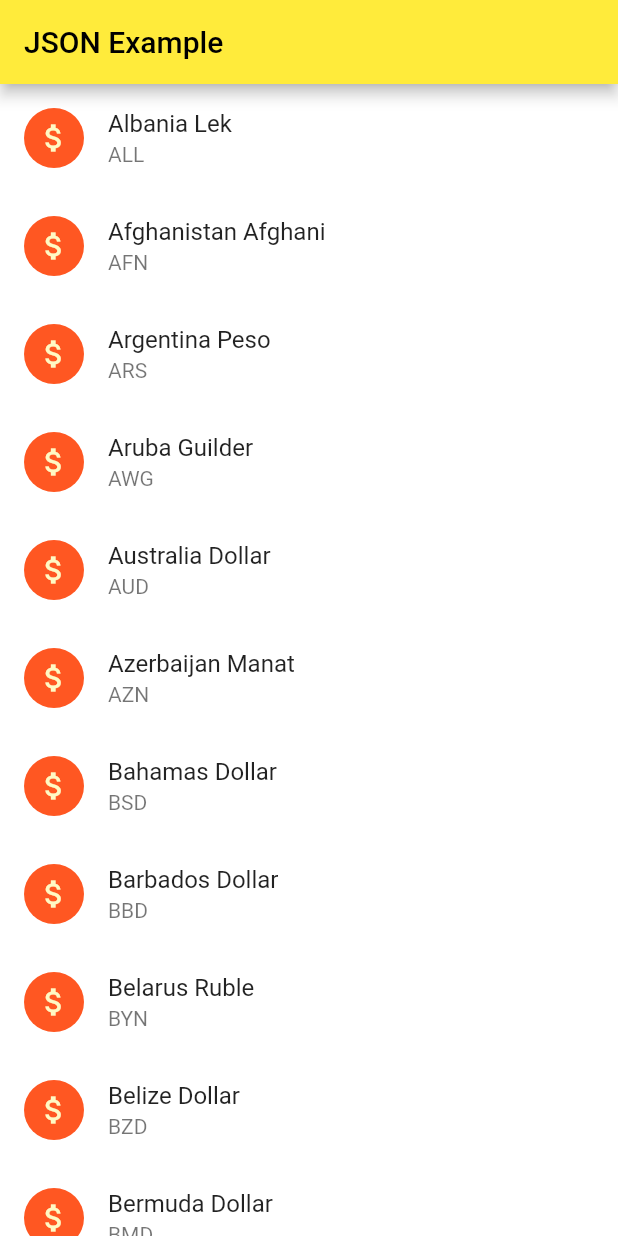
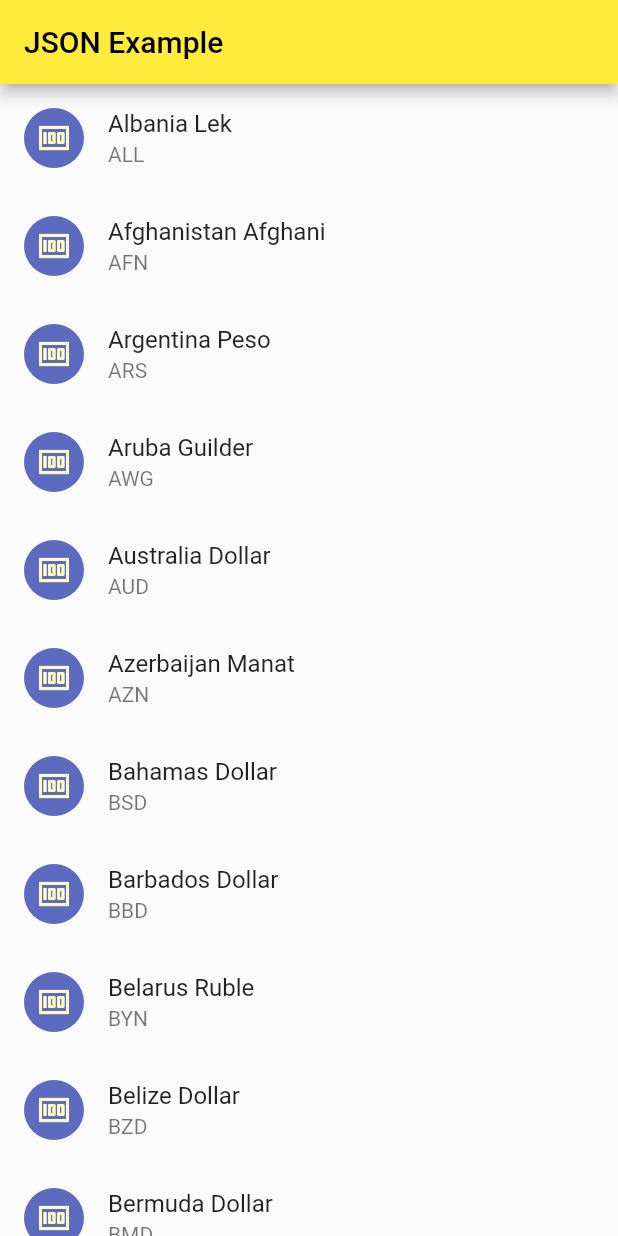
Before and after one commit to sunaarun/local-json-app, a Flutter app: the screen it shows after launch, on a phone screen of 412 x 824 dp. Run offline on Flutter 3.47's test engine with Material 2 defaults, Android fonts, the phone set to English and light mode, and no system bars.

Commit message:
Update json_page.dart

```diff
--- a/lib/json_page.dart
+++ b/lib/json_page.dart
@@ -1,49 +1,43 @@
 import 'dart:convert';
-
 import 'package:flutter/material.dart';
 
-class jsonPage extends StatefulWidget {
-  @override
-  _jsonPageState createState() => _jsonPageState();
-}
-
-class _jsonPageState extends State<jsonPage> {
+class jsonPage extends StatelessWidget {
 
   @override
   Widget build(BuildContext context) {
     return Scaffold(
-      backgroundColor: Colors.white,
       appBar: AppBar(title: Text('JSON Example'),),
-      body: FutureBuilder(
-        future: DefaultAssetBundle.of(context).loadString("assets/currency.json"),
+      body:FutureBuilder(
+        future: DefaultAssetBundle.of(context).loadString('assets/currency.json') ,
         builder: (context, snapshot){
              if(snapshot.hasError)
                {
-              return Center(child :Text("Something went wrong"));
+                 return Center(
+                   child: Text('Something went wrong'),
+                 );
                }
-          else if(snapshot.hasData){
-            var showData= json.decode(snapshot.data.toString());
+             if(snapshot.hasData)
+               {  var showData = json.decode(snapshot.data);
                  return ListView.builder(
-                itemCount: showData.length,
+                     itemCount:showData.length ,
                      itemBuilder: (context, index){
-                  return ListTile(
-                    title: Text(showData[index]["name"]),
-                    subtitle: Text(showData[index]["code"]),
-                    leading: CircleAvatar(
-                      // radius: 50,
-
-                      backgroundColor: Colors.deepOrange,
-                      child: Icon(Icons.attach_money),
-
-                    ),
-                  );
+                       return buildTile(showData[index]);
                      });
                }
              else {
-            return Center(child: CircularProgressIndicator(),);
+               return Center( child: CircularProgressIndicator(),);
              }
         },
-
+      )
+    );
+  }
+  buildTile(Map<String, dynamic> obj){
+    return ListTile(
+      title: Text('${obj['name']}'),
+      subtitle: Text('${obj['code']}'),
+      leading: CircleAvatar(
+        backgroundColor: Colors.indigo[400],
+        child: Icon(Icons.money),
       ),
     );
   }
```
Lines whose indentation alone changed are shown as unchanged.
